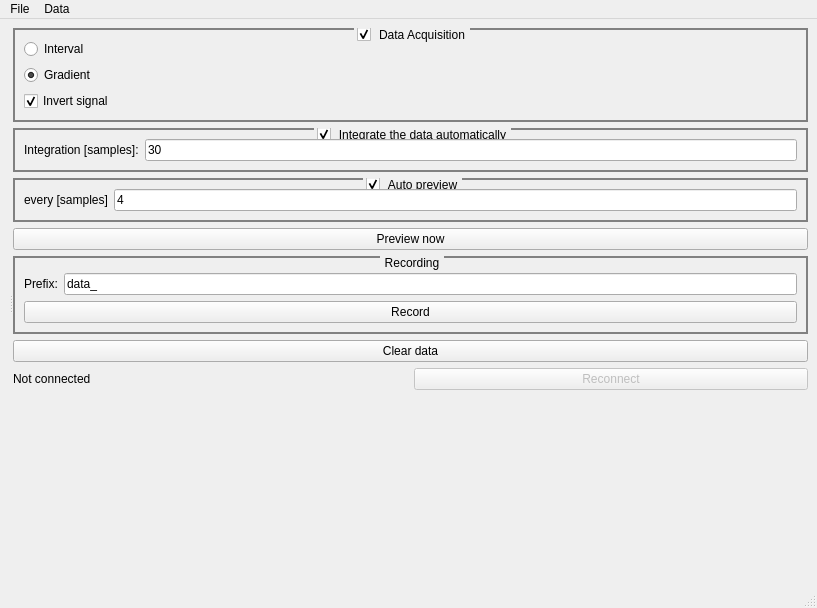
The window that mainwindow.ui (scummos/radio_logtool) describes before a commit, drawn with Qt 5.
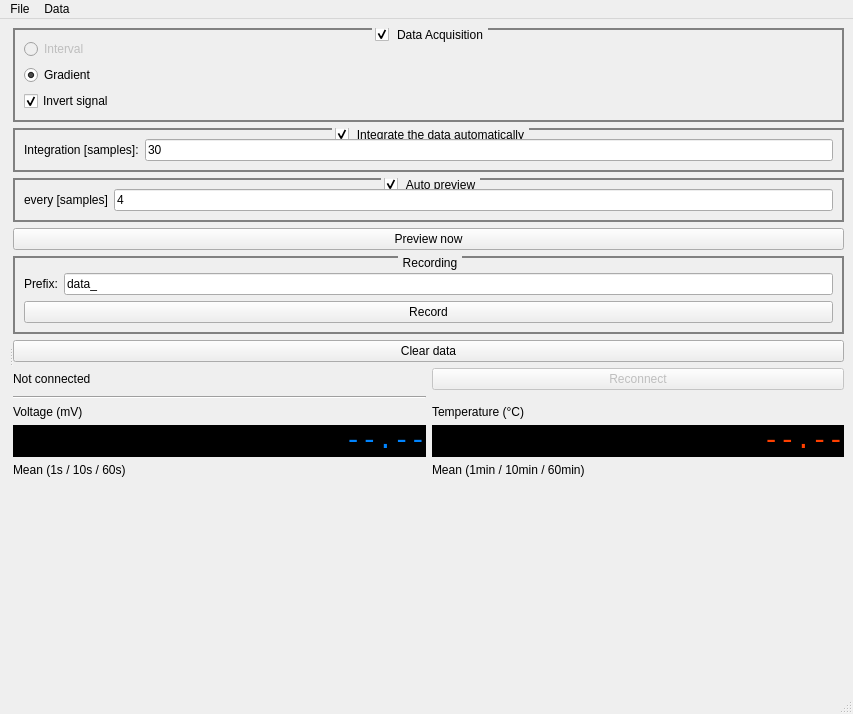
The same window after the commit. Custom widgets are drawn as their Qt base class.

Commit message: Made the temperature sensor not crash the program if not attached

```diff
--- a/mainwindow.ui
+++ b/mainwindow.ui
@@ -6,8 +6,8 @@
    <rect>
     <x>0</x>
     <y>0</y>
-    <width>817</width>
-    <height>608</height>
+    <width>853</width>
+    <height>714</height>
    </rect>
   </property>
   <property name="windowTitle">
@@ -85,6 +85,9 @@
           <layout class="QVBoxLayout" name="verticalLayout_2">
            <item>
             <widget class="QRadioButton" name="mode_interval">
+             <property name="enabled">
+              <bool>false</bool>
+             </property>
              <property name="toolTip">
               <string>&lt;!DOCTYPE HTML PUBLIC &quot;-//W3C//DTD HTML 4.0//EN&quot; &quot;http://www.w3.org/TR/REC-html40/strict.dtd&quot;&gt;
 &lt;html&gt;&lt;head&gt;&lt;meta name=&quot;qrichtext&quot; content=&quot;1&quot; /&gt;&lt;style type=&quot;text/css&quot;&gt;
@@ -303,6 +306,80 @@
           </item>
          </layout>
         </item>
+        <item>
+         <layout class="QGridLayout" name="analogdisplay_layout">
+          <item row="2" column="1">
+           <widget class="QLabel" name="temperature_value">
+            <property name="styleSheet">
+             <string notr="true">font-family:monospace;
+font-size:20pt;
+color:#FF4000;
+background-color:black;</string>
+            </property>
+            <property name="text">
+             <string>--.--</string>
+            </property>
+            <property name="alignment">
+             <set>Qt::AlignRight|Qt::AlignTrailing|Qt::AlignVCenter</set>
+            </property>
+           </widget>
+          </item>
+          <item row="3" column="0">
+           <widget class="QLabel" name="voltage_mean_label">
+            <property name="text">
+             <string>Mean (1s / 10s / 60s)</string>
+            </property>
+           </widget>
+          </item>
+          <item row="1" column="0">
+           <widget class="QLabel" name="voltage_label">
+            <property name="text">
+             <string>Voltage (mV)</string>
+            </property>
+           </widget>
+          </item>
+          <item row="1" column="1">
+           <widget class="QLabel" name="temperature_label_2">
+            <property name="text">
+             <string>Temperature (°C)</string>
+            </property>
+           </widget>
+          </item>
+          <item row="2" column="0">
+           <widget class="QLabel" name="voltage_value">
+            <property name="styleSheet">
+             <string notr="true">font-family:monospace;
+font-size:20pt;
+color:#0084FF;
+background-color:black;</string>
+            </property>
+            <property name="text">
+             <string>--.--</string>
+            </property>
+            <property name="alignment">
+             <set>Qt::AlignRight|Qt::AlignTrailing|Qt::AlignVCenter</set>
+            </property>
+            <property name="margin">
+             <number>20</number>
+            </property>
+           </widget>
+          </item>
+          <item row="3" column="1">
+           <widget class="QLabel" name="temperature_mean_label">
+            <property name="text">
+             <string>Mean (1min / 10min / 60min)</string>
+            </property>
+           </widget>
+          </item>
+          <item row="0" column="0">
+           <widget class="Line" name="line">
+            <property name="orientation">
+             <enum>Qt::Horizontal</enum>
+            </property>
+           </widget>
+          </item>
+         </layout>
+        </item>
         <item>
          <spacer name="verticalSpacer">
           <property name="orientation">
@@ -327,7 +404,7 @@
     <rect>
      <x>0</x>
      <y>0</y>
-     <width>817</width>
+     <width>853</width>
      <height>22</height>
     </rect>
    </property>
```
Left out of the diff: 7 changed lines with no effect on the pictures. The commit also changes 2 other files.
